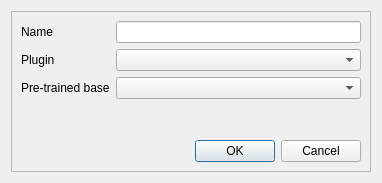
Above: view/newmodeldialog.ui from Joensw/RCAIT before the change. Below: the same form after it.
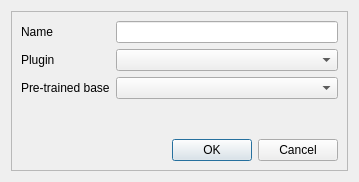
That is the form after the change.

What changed in the file:
```diff
--- a/view/newmodeldialog.ui
+++ b/view/newmodeldialog.ui
@@ -6,8 +6,8 @@
    <rect>
     <x>0</x>
     <y>0</y>
-    <width>382</width>
-    <height>183</height>
+    <width>359</width>
+    <height>182</height>
    </rect>
   </property>
   <property name="windowTitle">
@@ -59,6 +59,32 @@
           </item>
          </layout>
         </item>
+        <item>
+         <widget class="QLabel" name="label_information">
+          <property name="styleSheet">
+           <string notr="true">QLabel { color : red; }</string>
+          </property>
+          <property name="text">
+           <string/>
+          </property>
+          <property name="alignment">
+           <set>Qt::AlignCenter</set>
+          </property>
+         </widget>
+        </item>
+        <item>
+         <spacer name="verticalSpacer">
+          <property name="orientation">
+           <enum>Qt::Vertical</enum>
+          </property>
+          <property name="sizeHint" stdset="0">
+           <size>
+            <width>20</width>
+            <height>40</height>
+           </size>
+          </property>
+         </spacer>
+        </item>
         <item>
          <widget class="QDialogButtonBox" name="buttonBox">
           <property name="orientation">
```
